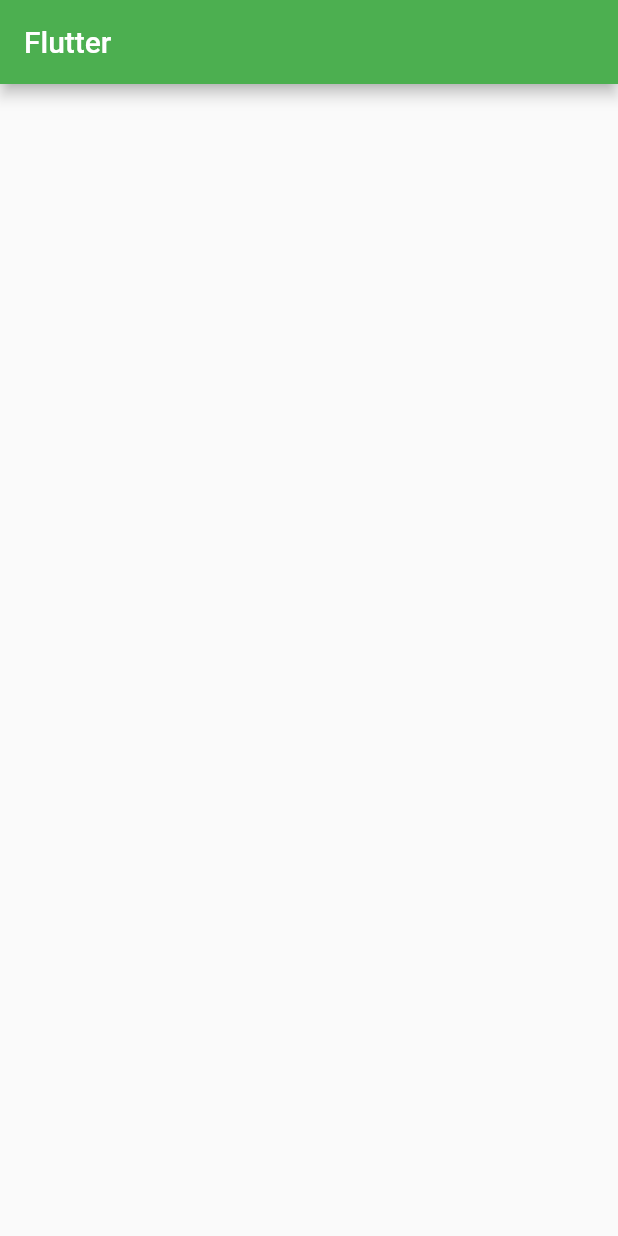
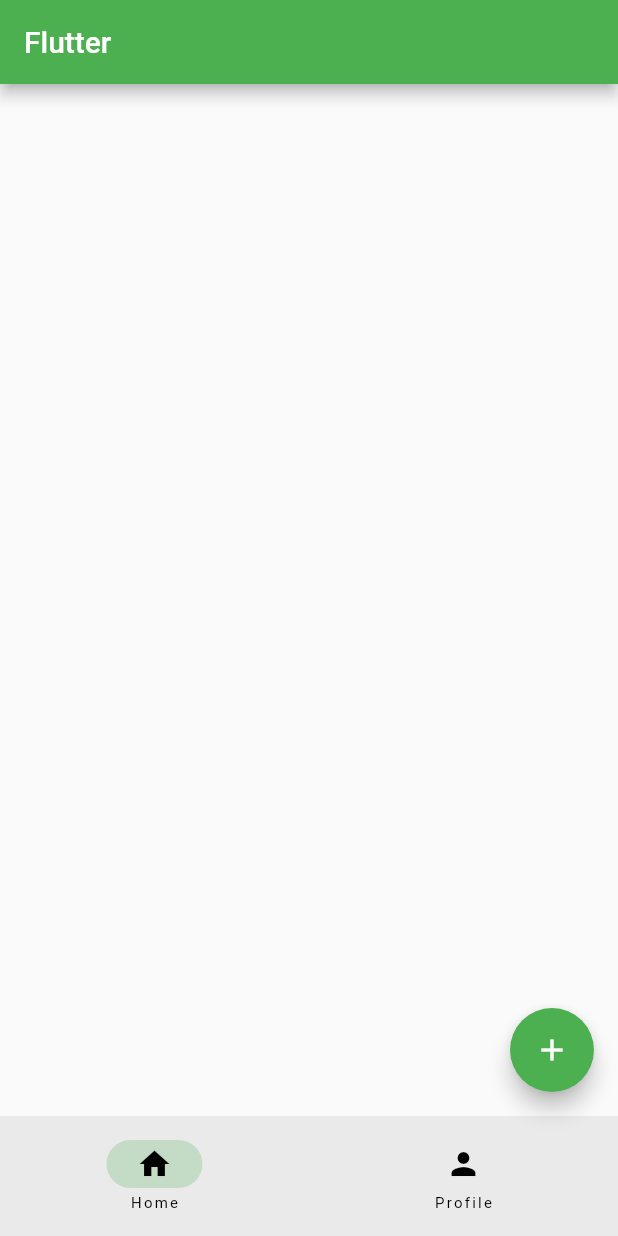
Before and after one commit to alh311/FlutterTutorialForBeginners, a Flutter app: the screen it shows after launch, on a phone screen of 412 x 824 dp. Run offline on Flutter 3.47's test engine with Material 2 defaults, Android fonts, the phone set to English and light mode, and no system bars.

Commit message:
Adds action button and bottom bar

```diff
--- a/flutter_tutorial_for_beginners/lib/main.dart
+++ b/flutter_tutorial_for_beginners/lib/main.dart
@@ -9,10 +9,10 @@ class MyApp extends StatelessWidget {
 
   @override
   Widget build(BuildContext context) {
-    return MaterialApp (
+    return MaterialApp(
       debugShowCheckedModeBanner: false,
       theme: ThemeData(
-        primarySwatch: Colors.green
+        primarySwatch: Colors.green,
       ),
       home: const RootPage(),
     );
@@ -27,12 +27,38 @@ class RootPage extends StatefulWidget {
 }
 
 class _RootPageState extends State<RootPage> {
+  int currentPage = 0;
+
   @override
   Widget build(BuildContext context) {
     return Scaffold(
       appBar: AppBar(
         title: const Text('Flutter'),
       ),
+      floatingActionButton: FloatingActionButton(
+        onPressed: () {
+          debugPrint('Floating Action Button');
+        },
+        child: const Icon(Icons.add),
+      ),
+      bottomNavigationBar: NavigationBar(
+        destinations: const [
+          NavigationDestination(
+            icon: Icon(Icons.home),
+            label: 'Home',
+          ),
+          NavigationDestination(
+            icon: Icon(Icons.person),
+            label: 'Profile',
+          ),
+        ],
+        onDestinationSelected: (index) {
+          setState(() {
+            currentPage = index;
+          });
+        },
+        selectedIndex: currentPage,
+      ),
     );
   }
 }
```
